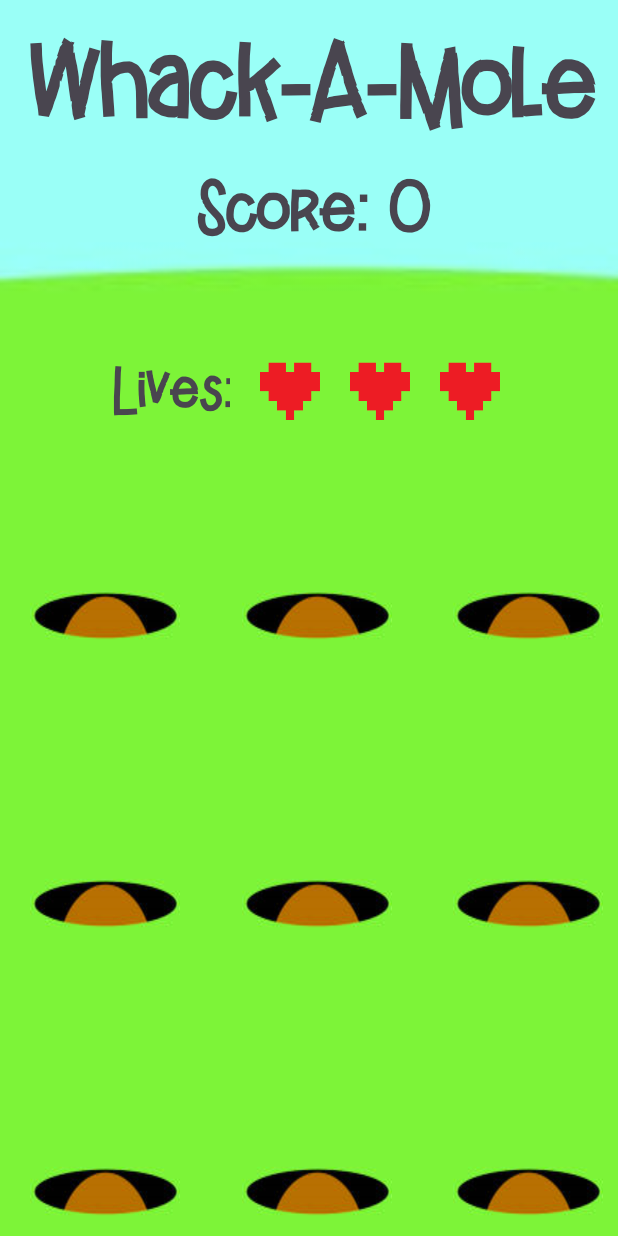
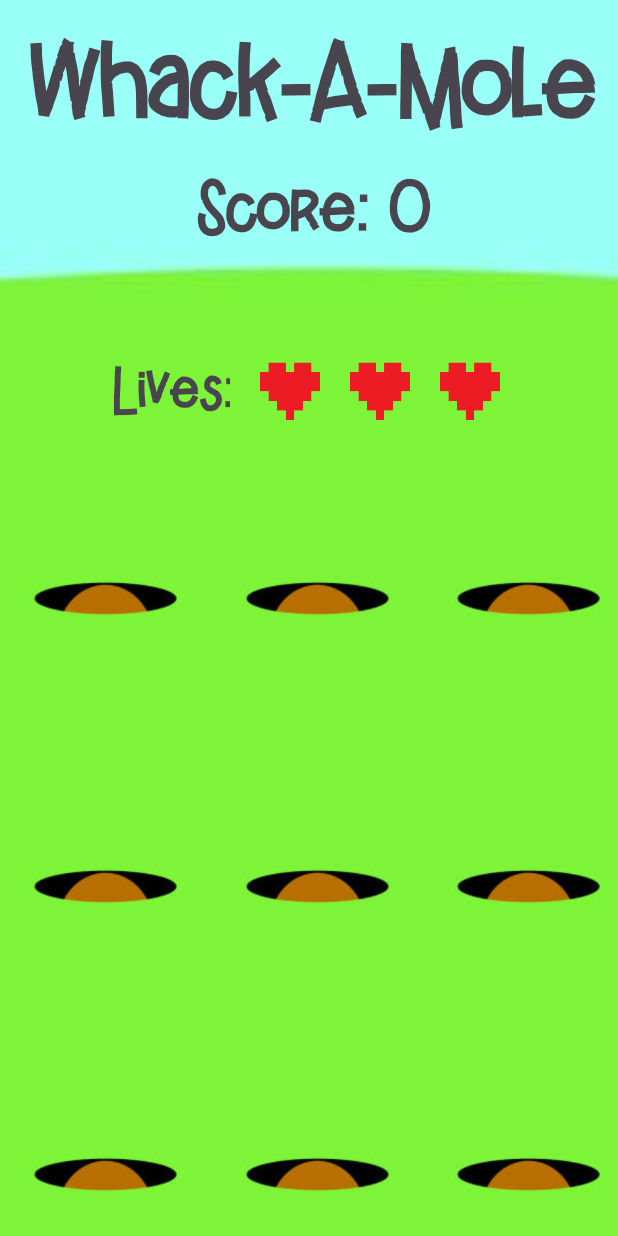
Before and after one commit to jewell-owen/Whack-A-Mole, an Android app: the GameActivity screen opened directly, with no data from a screen before it, on a phone screen of 412 x 824 dp. Run offline under Robolectric (Android 15) with nearby library versions, the phone set to English and light mode, and no system bars.

Commit message:
fixed mole images and image views

```diff
--- a/app/src/main/java/com/example/project1/WhackAMoleViewModel.java
+++ b/app/src/main/java/com/example/project1/WhackAMoleViewModel.java
@@ -55,4 +55,6 @@ public class WhackAMoleViewModel extends ViewModel{
         lives -= 1;
     }
 
+
+
 }
--- a/app/src/main/res/layout/activity_game.xml
+++ b/app/src/main/res/layout/activity_game.xml
@@ -89,8 +89,8 @@
         android:layout_width="100dp"
         android:layout_height="wrap_content"
         android:layout_marginTop="300dp"
-        android:layout_marginLeft="20dp"
-        android:background="@drawable/nomole"
+        android:layout_marginStart="20dp"
+        android:src="@drawable/nomole"
         app:layout_constraintStart_toStartOf="parent"
         app:layout_constraintTop_toTopOf="parent">
     </ImageView>
@@ -100,7 +100,7 @@
         android:layout_width="100dp"
         android:layout_height="wrap_content"
         android:layout_marginTop="300dp"
-        android:background="@drawable/nomole"
+        android:src="@drawable/nomole"
         app:layout_constraintStart_toEndOf="@id/game_mole1_iv"
         app:layout_constraintEnd_toStartOf="@id/game_mole3_iv"
         app:layout_constraintTop_toTopOf="parent">
@@ -112,7 +112,7 @@
         android:layout_height="wrap_content"
         android:layout_marginTop="300dp"
         android:layout_marginEnd="10dp"
-        android:background="@drawable/nomole"
+        android:src="@drawable/nomole"
         app:layout_constraintEnd_toEndOf="parent"
         app:layout_constraintTop_toTopOf="parent">
     </ImageView>
@@ -122,8 +122,8 @@
         android:layout_width="100dp"
         android:layout_height="wrap_content"
         android:layout_marginTop="50dp"
-        android:layout_marginLeft="20dp"
-        android:background="@drawable/nomole"
+        android:layout_marginStart="20dp"
+        android:src="@drawable/nomole"
         app:layout_constraintStart_toStartOf="parent"
         app:layout_constraintTop_toBottomOf="@id/game_mole1_iv">
     </ImageView>
@@ -133,7 +133,7 @@
         android:layout_width="100dp"
         android:layout_height="wrap_content"
         android:layout_marginTop="50dp"
-        android:background="@drawable/nomole"
+        android:src="@drawable/nomole"
         app:layout_constraintStart_toEndOf="@id/game_mole1_iv"
         app:layout_constraintEnd_toStartOf="@id/game_mole3_iv"
         app:layout_constraintTop_toBottomOf="@id/game_mole2_iv">
@@ -145,7 +145,7 @@
         android:layout_height="wrap_content"
         android:layout_marginTop="50dp"
         android:layout_marginEnd="10dp"
-        android:background="@drawable/nomole"
+        android:src="@drawable/nomole"
         app:layout_constraintEnd_toEndOf="parent"
         app:layout_constraintTop_toBottomOf="@id/game_mole3_iv">
     </ImageView>
@@ -155,8 +155,8 @@
         android:layout_width="100dp"
         android:layout_height="wrap_content"
         android:layout_marginTop="50dp"
-        android:layout_marginLeft="20dp"
-        android:background="@drawable/nomole"
+        android:layout_marginStart="20dp"
+        android:src="@drawable/nomole"
         app:layout_constraintStart_toStartOf="parent"
         app:layout_constraintTop_toBottomOf="@id/game_mole4_iv">
     </ImageView>
@@ -166,7 +166,7 @@
         android:layout_width="100dp"
         android:layout_height="wrap_content"
         android:layout_marginTop="50dp"
-        android:background="@drawable/nomole"
+        android:src="@drawable/nomole"
         app:layout_constraintStart_toEndOf="@id/game_mole1_iv"
         app:layout_constraintEnd_toStartOf="@id/game_mole3_iv"
         app:layout_constraintTop_toBottomOf="@id/game_mole5_iv">
@@ -178,7 +178,7 @@
         android:layout_height="wrap_content"
         android:layout_marginTop="50dp"
         android:layout_marginEnd="10dp"
-        android:background="@drawable/nomole"
+        android:src="@drawable/nomole"
         app:layout_constraintEnd_toEndOf="parent"
         app:layout_constraintTop_toBottomOf="@id/game_mole6_iv">
     </ImageView>
```
Also changed, not shown: app/src/main/res/drawable/mole.png.
